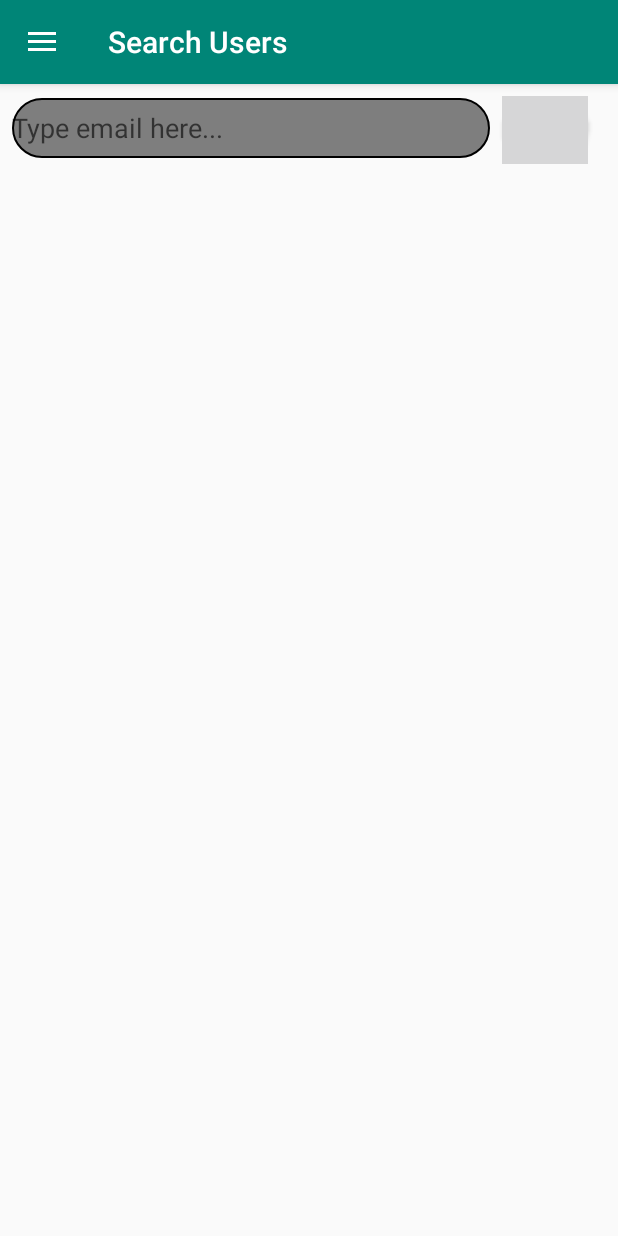
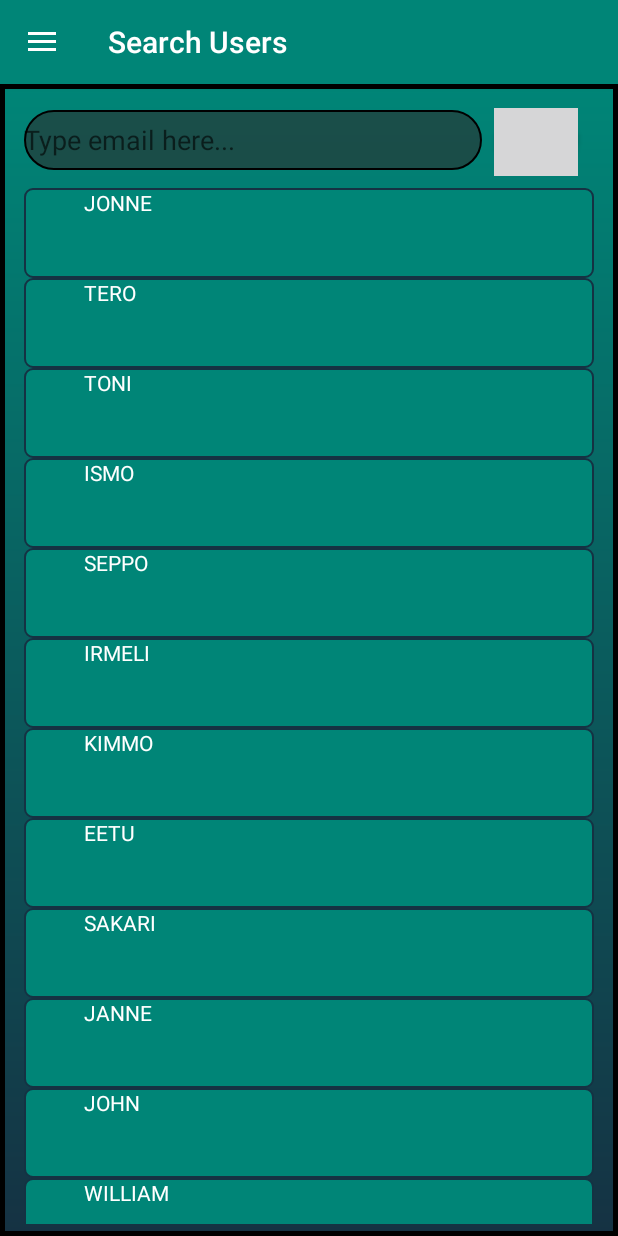
Before and after one commit to EetuL96/PolarProject2019, an Android app: the SearchUsersFragment screen opened through its navigation route, on a phone screen of 412 x 824 dp. Run offline under Robolectric (Android 15) with nearby library versions, the phone set to English and light mode, and no system bars; our stand-ins replace navigation-ui; network calls fail; Roboto replaces fonts that are not available here.

Commit message:
Recycleview created for SearchUsersFragment

```diff
--- /dev/null
+++ b/app/src/main/java/com/example/polarproject/Adapters/RecyclerViewAdapter.java
@@ -0,0 +1,60 @@
+package com.example.polarproject.Adapters;
+
+import android.content.Context;
+import android.view.LayoutInflater;
+import android.view.View;
+import android.view.ViewGroup;
+import android.widget.LinearLayout;
+import android.widget.TextView;
+
+import androidx.recyclerview.widget.RecyclerView;
+
+import com.example.polarproject.R;
+
+import org.w3c.dom.Text;
+
+import java.util.ArrayList;
+
+public class RecyclerViewAdapter extends RecyclerView.Adapter<RecyclerViewAdapter.MyViewHolder> {
+
+    private ArrayList<String> list = new ArrayList<>();
+    private Context context;
+
+    public static class MyViewHolder extends RecyclerView.ViewHolder
+    {
+        public TextView textView;
+        public LinearLayout parentLayout;
+
+        public MyViewHolder(View itemView){
+            super(itemView);
+            textView = itemView.findViewById(R.id.textView2);
+            parentLayout = itemView.findViewById(R.id.parent_layout);
+        }
+    }
+
+    public RecyclerViewAdapter(Context context, ArrayList<String> list)
+    {
+        this.context = context;
+        this.list = list;
+    }
+
+    @Override
+    public RecyclerViewAdapter.MyViewHolder onCreateViewHolder(ViewGroup parent, int viewType)
+    {
+        View view = LayoutInflater.from(parent.getContext()).inflate(R.layout.recyclerview_layout, parent, false);
+        MyViewHolder vh = new MyViewHolder(view);
+        return vh;
+    }
+
+    @Override
+    public void onBindViewHolder(MyViewHolder holder, int position)
+    {
+        holder.textView.setText(list.get(position));
+    }
+
+    @Override
+    public int getItemCount()
+    {
+        return list.size();
+    }
+}
--- a/app/src/main/java/com/example/polarproject/SearchUsersFragment.java
+++ b/app/src/main/java/com/example/polarproject/SearchUsersFragment.java
@@ -5,10 +5,16 @@ import android.net.Uri;
 import android.os.Bundle;
 
 import androidx.fragment.app.Fragment;
+import androidx.recyclerview.widget.LinearLayoutManager;
+import androidx.recyclerview.widget.RecyclerView;
 
 import android.view.LayoutInflater;
 import android.view.View;
 import android.view.ViewGroup;
+
+import com.example.polarproject.Adapters.RecyclerViewAdapter;
+
+import java.util.ArrayList;
 
 
 /**
@@ -30,6 +36,11 @@ public class SearchUsersFragment extends Fragment {
     private String mParam2;
 
     private OnFragmentInteractionListener mListener;
+
+    private RecyclerView recyclerView;
+    private RecyclerViewAdapter mAdapter;
+    private RecyclerView.LayoutManager layoutManager;
+    private ArrayList<String> dataset = new ArrayList<>();
 
     public SearchUsersFragment() {
         // Required empty public constructor
@@ -65,8 +76,32 @@ public class SearchUsersFragment extends Fragment {
     @Override
     public View onCreateView(LayoutInflater inflater, ViewGroup container,
                              Bundle savedInstanceState) {
+
+        //TEST DATA
+        dataset.add("JONNE");
+        dataset.add("TERO");
+        dataset.add("TONI");
+        dataset.add("ISMO");
+        dataset.add("SEPPO");
+        dataset.add("IRMELI");
+        dataset.add("KIMMO");
+        dataset.add("EETU");
+        dataset.add("SAKARI");
+        dataset.add("JANNE");
+        dataset.add("JOHN");
+        dataset.add("WILLIAM");
+        dataset.add("WAYNE");
+        dataset.add("MICHAEL");
+
         // Inflate the layout for this fragment
-        return inflater.inflate(R.layout.fragment_search_users, container, false);
+        View parent = inflater.inflate(R.layout.fragment_search_users, container, false);
+        recyclerView = (RecyclerView)  parent.findViewById(R.id.recyclerview);
+        recyclerView.setHasFixedSize(true);
+        layoutManager = new LinearLayoutManager(getContext());
+        recyclerView.setLayoutManager(layoutManager);
+        mAdapter = new RecyclerViewAdapter(getContext(), dataset);
+        recyclerView.setAdapter(mAdapter);
+        return parent;
     }
 
     // TODO: Rename method, update argument and hook method into UI event
--- /dev/null
+++ b/app/src/main/res/drawable/user_list_shape.xml
@@ -0,0 +1,7 @@
+<?xml version="1.0" encoding="utf-8"?>
+<shape xmlns:android="http://schemas.android.com/apk/res/android"
+    android:shape="rectangle">
+    <solid android:color="@color/colorPrimary" />
+    <corners android:radius="5dp" />
+    <stroke android:width="1dp" android:color="@color/colorBlue" />
+</shape>
--- a/app/src/main/res/layout/fragment_search_users.xml
+++ b/app/src/main/res/layout/fragment_search_users.xml
@@ -4,36 +4,60 @@
     xmlns:tools="http://schemas.android.com/tools"
     android:layout_width="match_parent"
     android:layout_height="match_parent"
-    tools:context=".SearchUsersFragment">
-
+    tools:context=".SearchUsersFragment"
+    android:background="@drawable/background1">
     <LinearLayout
         android:layout_width="match_parent"
         android:layout_height="wrap_content"
-        android:weightSum="12"
-        android:layout_marginTop="8dp"
-        android:layout_marginLeft="8dp"
-        android:layout_marginRight="8dp"
+        android:orientation="vertical"
         app:layout_constraintEnd_toEndOf="parent"
         app:layout_constraintStart_toStartOf="parent"
-        app:layout_constraintTop_toTopOf="parent">
+        app:layout_constraintTop_toTopOf="parent"
+        android:layout_marginLeft="8dp"
+        android:layout_marginTop="8dp"
+        android:layout_marginRight="8dp">
+
+        <LinearLayout
+            android:id="@+id/linearLayout2"
+            android:layout_width="match_parent"
+            android:layout_height="wrap_content"
+            android:layout_marginLeft="8dp"
+            android:layout_marginTop="8dp"
+            android:layout_marginRight="8dp"
+            android:weightSum="12"
+            >
 
             <EditText
                 android:layout_width="200dp"
                 android:layout_height="40dp"
                 android:layout_weight="10"
                 android:background="@drawable/edit_text_search_user"
-            android:hint="Type email here...">
-        </EditText>
+                android:hint="Type email here..."></EditText>
 
             <Button
                 android:layout_width="45dp"
                 android:layout_height="45dp"
-            android:text=""
+                android:layout_marginLeft="8dp"
+                android:layout_weight="1"
                 android:background="@drawable/search_button_default"
-            android:layout_weight="1"
-            android:layout_marginLeft="8dp">
+                android:text="">
+
             </Button>
         </LinearLayout>
 
+        <androidx.recyclerview.widget.RecyclerView
+            android:id="@+id/recyclerview"
+            android:layout_width="match_parent"
+            android:layout_height="wrap_content"
+            android:layout_marginStart="8dp"
+            android:layout_marginTop="8dp"
+            android:layout_marginEnd="8dp"
+            android:layout_marginBottom="16dp" />
+
+    </LinearLayout>
+
+
+
+
 
 </androidx.constraintlayout.widget.ConstraintLayout>
--- /dev/null
+++ b/app/src/main/res/layout/recyclerview_layout.xml
@@ -0,0 +1,17 @@
+<?xml version="1.0" encoding="utf-8"?>
+<LinearLayout xmlns:android="http://schemas.android.com/apk/res/android"
+    android:id="@+id/parent_layout"
+    android:layout_width="match_parent"
+    android:layout_height="60dp"
+    android:background="@drawable/user_list_shape"
+    android:orientation="vertical"
+    android:paddingBottom="2dp">
+
+    <TextView
+        android:id="@+id/textView2"
+        android:layout_width="wrap_content"
+        android:layout_height="wrap_content"
+        android:layout_marginLeft="40dp"
+        android:text="TextView"
+        android:textColor="@color/colorWhite"/>
+</LinearLayout>
```
Lines whose indentation alone changed are shown as unchanged.
